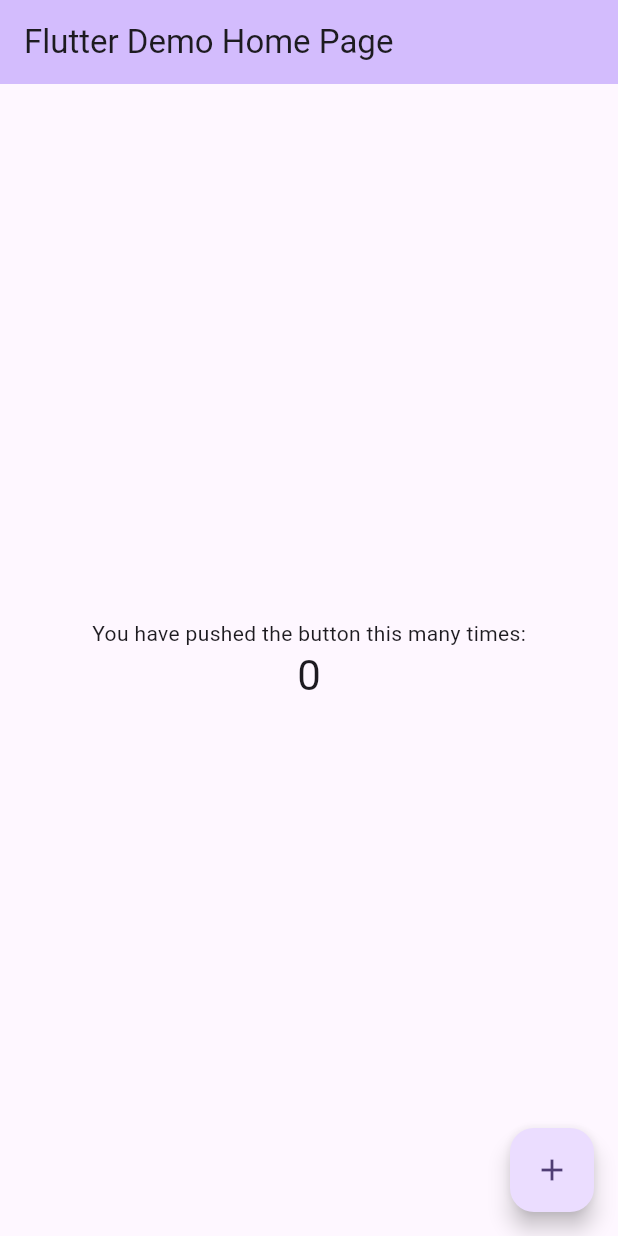
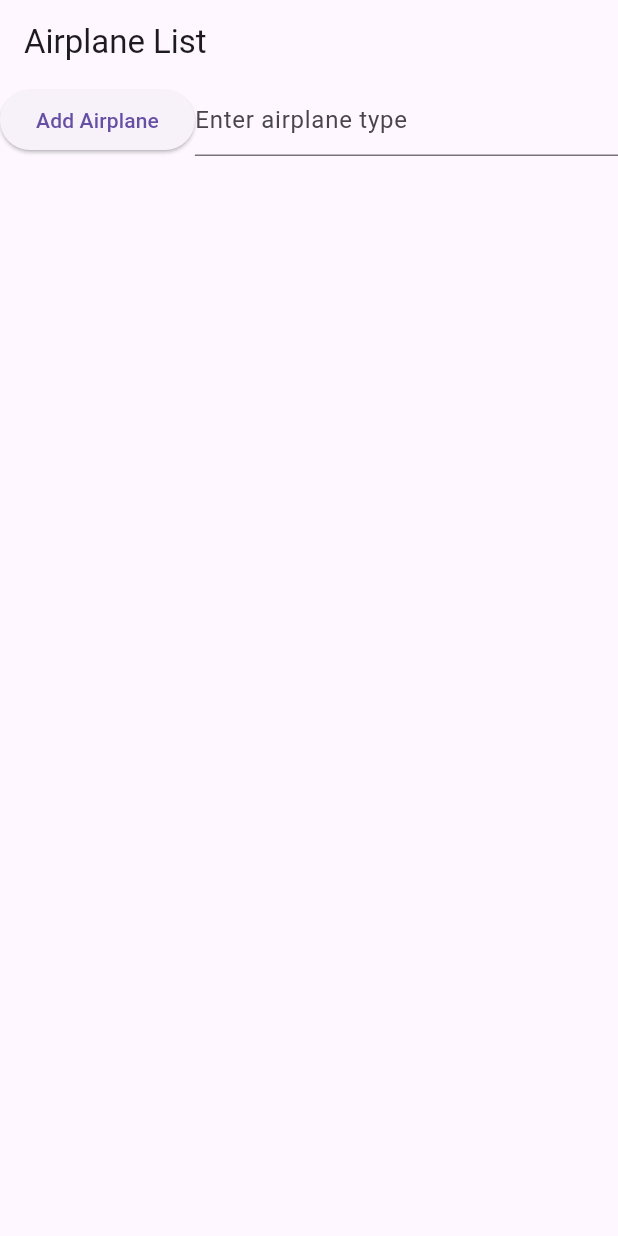
Before and after one commit to Wrub0002/CST2335-Final-Project, a Flutter app: the screen it shows after launch, on a phone screen of 412 x 824 dp. Run offline on Flutter 3.47's test engine with Material 3 defaults, Android fonts, the phone set to English and light mode, and no system bars.

Commit message:
Created directories and dart files that will be used

```diff
--- /dev/null
+++ b/lib/Models/airplane.dart
@@ -0,0 +1,13 @@
+class Airplane {
+  final String type;
+  final int numberOfPassengers;
+  final int maxSpeed;
+  final int range;
+
+  Airplane({
+    required this.type,
+    required this.numberOfPassengers,
+    required this.maxSpeed,
+    required this.range,
+  });
+}
--- a/lib/main.dart
+++ b/lib/main.dart
@@ -1,125 +1,76 @@
 import 'package:flutter/material.dart';
 
 void main() {
-  runApp(const MyApp());
+  runApp(AirplaneApp());
 }
 
-class MyApp extends StatelessWidget {
-  const MyApp({super.key});
-
-  // This widget is the root of your application.
+class AirplaneApp extends StatelessWidget {
   @override
   Widget build(BuildContext context) {
     return MaterialApp(
-      title: 'Flutter Demo',
-      theme: ThemeData(
-        // This is the theme of your application.
-        //
-        // TRY THIS: Try running your application with "flutter run". You'll see
-        // the application has a purple toolbar. Then, without quitting the app,
-        // try changing the seedColor in the colorScheme below to Colors.green
-        // and then invoke "hot reload" (save your changes or press the "hot
-        // reload" button in a Flutter-supported IDE, or press "r" if you used
-        // the command line to start the app).
-        //
-        // Notice that the counter didn't reset back to zero; the application
-        // state is not lost during the reload. To reset the state, use hot
-        // restart instead.
-        //
-        // This works for code too, not just values: Most code changes can be
-        // tested with just a hot reload.
-        colorScheme: ColorScheme.fromSeed(seedColor: Colors.deepPurple),
-        useMaterial3: true,
-      ),
-      home: const MyHomePage(title: 'Flutter Demo Home Page'),
+      home: AirplaneListPage(),
     );
   }
 }
 
-class MyHomePage extends StatefulWidget {
-  const MyHomePage({super.key, required this.title});
-
-  // This widget is the home page of your application. It is stateful, meaning
-  // that it has a State object (defined below) that contains fields that affect
-  // how it looks.
-
-  // This class is the configuration for the state. It holds the values (in this
-  // case the title) provided by the parent (in this case the App widget) and
-  // used by the build method of the State. Fields in a Widget subclass are
-  // always marked "final".
-
-  final String title;
-
+class AirplaneListPage extends StatefulWidget {
   @override
-  State<MyHomePage> createState() => _MyHomePageState();
+  _AirplaneListPageState createState() => _AirplaneListPageState();
 }
 
-class _MyHomePageState extends State<MyHomePage> {
-  int _counter = 0;
-
-  void _incrementCounter() {
-    setState(() {
-      // This call to setState tells the Flutter framework that something has
-      // changed in this State, which causes it to rerun the build method below
-      // so that the display can reflect the updated values. If we changed
-      // _counter without calling setState(), then the build method would not be
-      // called again, and so nothing would appear to happen.
-      _counter++;
-    });
-  }
+class _AirplaneListPageState extends State<AirplaneListPage> {
+  final List<String> airplanes = [];
+  final TextEditingController _controller = TextEditingController();
 
   @override
   Widget build(BuildContext context) {
-    // This method is rerun every time setState is called, for instance as done
-    // by the _incrementCounter method above.
-    //
-    // The Flutter framework has been optimized to make rerunning build methods
-    // fast, so that you can just rebuild anything that needs updating rather
-    // than having to individually change instances of widgets.
     return Scaffold(
       appBar: AppBar(
-        // TRY THIS: Try changing the color here to a specific color (to
-        // Colors.amber, perhaps?) and trigger a hot reload to see the AppBar
-        // change color while the other colors stay the same.
-        backgroundColor: Theme.of(context).colorScheme.inversePrimary,
-        // Here we take the value from the MyHomePage object that was created by
-        // the App.build method, and use it to set our appbar title.
-        title: Text(widget.title),
+        title: Text('Airplane List'),
       ),
-      body: Center(
-        // Center is a layout widget. It takes a single child and positions it
-        // in the middle of the parent.
-        child: Column(
-          // Column is also a layout widget. It takes a list of children and
-          // arranges them vertically. By default, it sizes itself to fit its
-          // children horizontally, and tries to be as tall as its parent.
-          //
-          // Column has various properties to control how it sizes itself and
-          // how it positions its children. Here we use mainAxisAlignment to
-          // center the children vertically; the main axis here is the vertical
-          // axis because Columns are vertical (the cross axis would be
-          // horizontal).
-          //
-          // TRY THIS: Invoke "debug painting" (choose the "Toggle Debug Paint"
-          // action in the IDE, or press "p" in the console), to see the
-          // wireframe for each widget.
-          mainAxisAlignment: MainAxisAlignment.center,
-          children: <Widget>[
-            const Text(
-              'You have pushed the button this many times:',
+      body: Column(
+        children: [
+          Row(
+            mainAxisAlignment: MainAxisAlignment.spaceBetween,
+            children: [
+              ElevatedButton(
+                onPressed: () {
+                  setState(() {
+                    airplanes.add(_controller.text);
+                    _controller.clear();
+                  });
+                },
+                child: Text('Add Airplane'),
+              ),
+              Expanded(
+                child: TextField(
+                  controller: _controller,
+                  decoration: InputDecoration(
+                    hintText: 'Enter airplane type',
+                  ),
+                ),
+              ),
+            ],
+          ),
+          Expanded(
+            child: ListView.builder(
+              itemCount: airplanes.length,
+              itemBuilder: (context, index) {
+                return GestureDetector(
+                  onLongPress: () {
+                    setState(() {
+                      airplanes.removeAt(index);
+                    });
+                  },
+                  child: ListTile(
+                    title: Text(airplanes[index]),
+                  ),
+                );
+              },
             ),
-            Text(
-              '$_counter',
-              style: Theme.of(context).textTheme.headlineMedium,
-            ),
-          ],
-        ),
+          ),
+        ],
       ),
-      floatingActionButton: FloatingActionButton(
-        onPressed: _incrementCounter,
-        tooltip: 'Increment',
-        child: const Icon(Icons.add),
-      ), // This trailing comma makes auto-formatting nicer for build methods.
     );
   }
 }
```
Also changed, not shown: lib/Screens/add_airplane_screen.dart (added), lib/Screens/airplane_detail_screen.dart (added), lib/Screens/airplane_list_screen.dart (added), lib/services/airplane_database_service.dart (added), lib/services/shared_preferences_service.dart (added), lib/utils/validators.dart (added), lib/widgets/airplane_list_item.dart (added).
